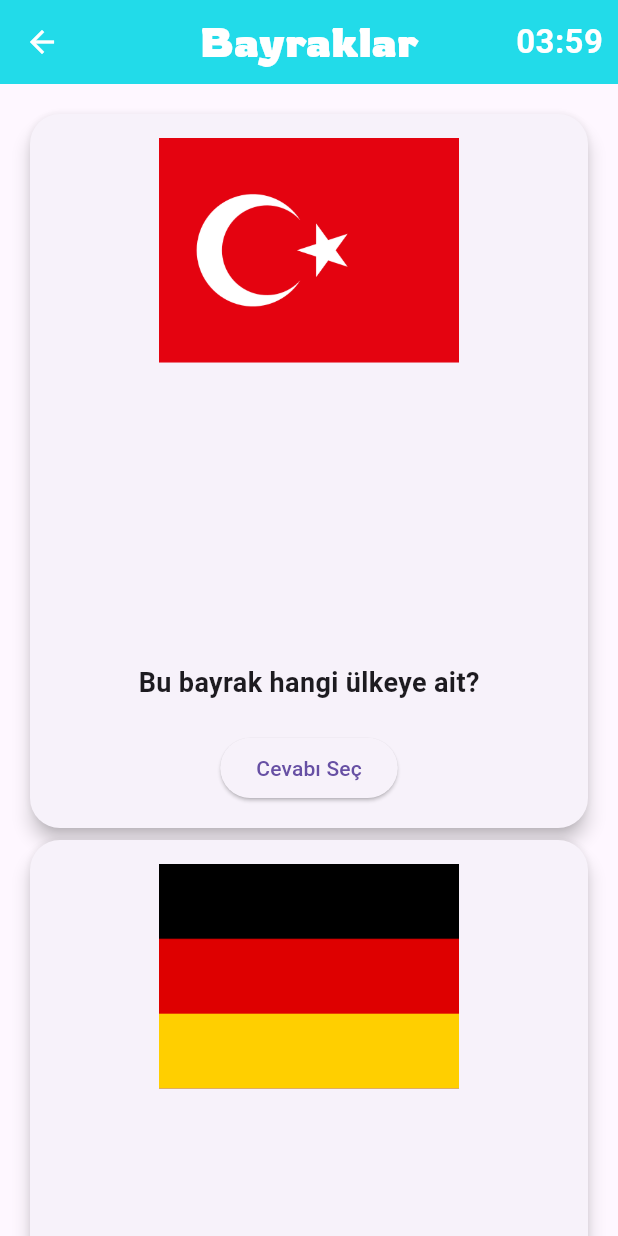
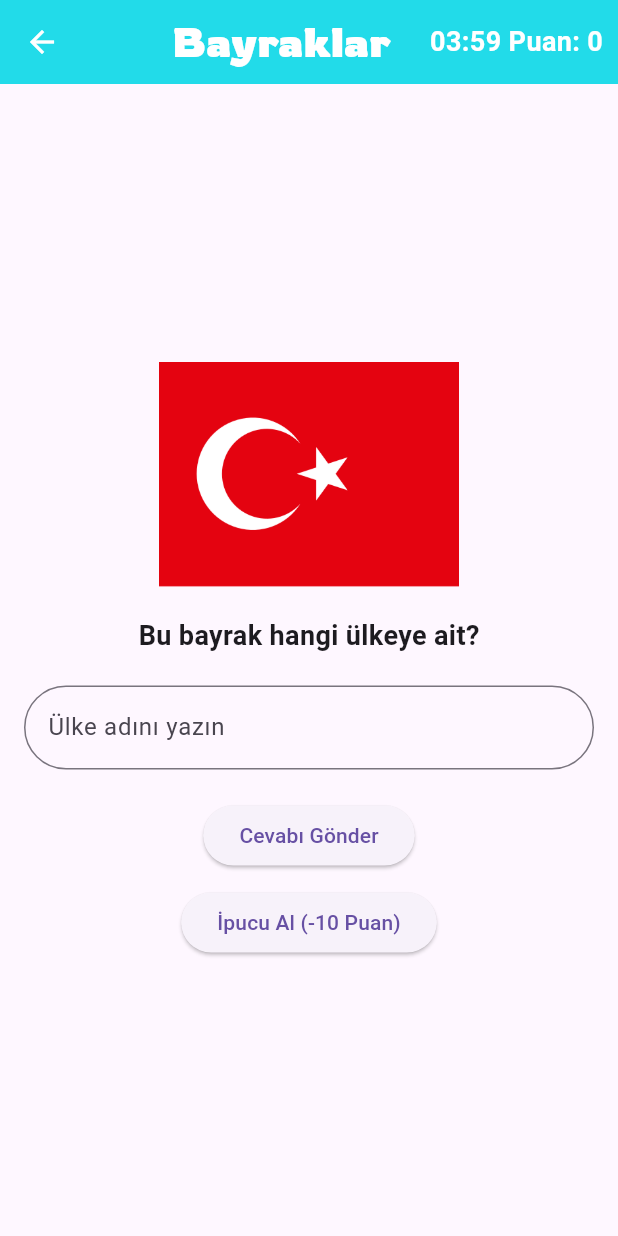
Before and after one commit to esraayigit/globaLords, a Flutter app: the Bayraklar screen opened directly, on a phone screen of 412 x 824 dp. Run offline on Flutter 3.47's test engine with Material 3 defaults, Android fonts, the light colour scheme and no system bars.

Commit message:
bayraklar ve log in sf guncellendi

```diff
--- a/lib/bayraklar.dart
+++ b/lib/bayraklar.dart
@@ -11,6 +11,18 @@ class Bayraklar extends StatefulWidget {
 class _BayraklarState extends State<Bayraklar> {
   int remainingTime = 240; // 4 dakika (240 saniye)
   late Timer _timer;
+  int score = 0;
+  int currentQuestionIndex = 0;
+  bool hintUsed = false;
+  TextEditingController answerController = TextEditingController();
+
+  final List<Map<String, dynamic>> questions = [
+    {"image": "assets/images/bayraklar/turkiye.png", "answer": "Türkiye", "hint": "Kurucusu Ulu Önder Gazi Mustafa Kemal Atatürk'tür."},
+    {"image": "assets/images/bayraklar/almanya.png", "answer": "Almanya", "hint": "Başkenti Berlin'dir."},
+    {"image": "assets/images/bayraklar/italya.png", "answer": "İtalya", "hint": "Ünlü pizzalarıyla tanınır."},
+    {"image": "assets/images/bayraklar/portekiz.png", "answer": "Portekiz", "hint": "Cristiano Ronaldo'nun ülkesidir."},
+    {"image": "assets/images/bayraklar/arjantin.png", "answer": "Arjantin", "hint": "Messi'nin doğduğu ülkedir."},
+  ];
 
   @override
   void initState() {
@@ -36,7 +48,7 @@ class _BayraklarState extends State<Bayraklar> {
       context: context,
       builder: (context) => AlertDialog(
         title: Text("Süreniz Doldu!"),
-        content: Text("Süreniz sona erdi, tekrar denemek ister misiniz?"),
+        content: Text("Toplam Puanınız: $score\nTekrar denemek ister misiniz?"),
         actions: [
           TextButton(
             onPressed: () {
@@ -48,16 +60,78 @@ class _BayraklarState extends State<Bayraklar> {
           TextButton(
             onPressed: () {
               Navigator.pop(context);
-              setState(() {
-                remainingTime = 240;
-                startTimer();
-              });
+              restartGame();
             },
             child: Text("Tekrar Dene"),
           ),
         ],
       ),
     );
+  }
+
+  void restartGame() {
+    setState(() {
+      remainingTime = 240;
+      score = 0;
+      currentQuestionIndex = 0;
+      hintUsed = false;
+      answerController.clear();
+      startTimer();
+    });
+  }
+
+  void checkAnswer() {
+    String userAnswer = answerController.text.trim().toLowerCase();
+    String correctAnswer = questions[currentQuestionIndex]["answer"].toString().toLowerCase();
+
+    if (userAnswer == correctAnswer) {
+      setState(() {
+        score += 20;
+      });
+    }
+
+    moveToNextQuestion();
+  }
+
+  void moveToNextQuestion() {
+    if (currentQuestionIndex < questions.length - 1) {
+      setState(() {
+        currentQuestionIndex++;
+        hintUsed = false;
+        answerController.clear();
+      });
+    } else {
+      _timer.cancel();
+      showGameOverScreen();
+    }
+  }
+
+  void showGameOverScreen() {
+    showDialog(
+      context: context,
+      builder: (context) => AlertDialog(
+        title: Text("Oyun Bitti!"),
+        content: Text("Toplam Puanınız: $score"),
+        actions: [
+          TextButton(
+            onPressed: () {
+              Navigator.pop(context);
+              restartGame();
+            },
+            child: Text("Tekrar Oyna"),
+          ),
+        ],
+      ),
+    );
+  }
+
+  void useHint() {
+    if (!hintUsed) {
+      setState(() {
+        score -= 10;
+        hintUsed = true;
+      });
+    }
   }
 
   @override
@@ -79,47 +153,49 @@ class _BayraklarState extends State<Bayraklar> {
             padding: const EdgeInsets.all(10.0),
             child: Center(
               child: Text(
-                "${(remainingTime ~/ 60).toString().padLeft(2, '0')}:${(remainingTime % 60).toString().padLeft(2, '0')}",
-                style: TextStyle(fontSize: 22, fontWeight: FontWeight.bold, color: Colors.white),
+                "${(remainingTime ~/ 60).toString().padLeft(2, '0')}:${(remainingTime % 60).toString().padLeft(2, '0')} Puan: $score",
+                style: TextStyle(fontSize: 18, fontWeight: FontWeight.bold, color: Colors.white),
               ),
             ),
           ),
         ],
       ),
-      body: ListView(
+      body: Padding(
         padding: EdgeInsets.all(16),
-        children: [
-          quizCard("assets/images/bayraklar/turkiye.png", "Bu bayrak hangi ülkeye ait?"),
-          quizCard("assets/images/bayraklar/almanya.png", "Bu bayrak hangi ülkeye ait?"),
-          quizCard("assets/images/bayraklar/italya.png", "Bu bayrak hangi ülkeye ait?"),
-          quizCard("assets/images/bayraklar/portekiz.png", "Bu bayrak hangi ülkeye ait?"),
-          quizCard("assets/images/bayraklar/arjantin.png", "Bu bayrak hangi ülkeye ait?"),
-          quizCard("assets/images/bayraklar/yunanistan.png", "Bu bayrak hangi ülkeye ait?"),
-          quizCard("assets/images/bayraklar/finlandiya.png", "Bu bayrak hangi ülkeye ait?"),
-          quizCard("assets/images/bayraklar/hindistan.png", "Bu bayrak hangi ülkeye ait?"),
-          quizCard("assets/images/bayraklar/meksika.png", "Bu bayrak hangi ülkeye ait?"),
-          quizCard("assets/images/bayraklar/avustralya.png", "Bu bayrak hangi ülkeye ait?"),
-          quizCard("assets/images/bayraklar/yenizelanda.png", "Bu bayrak hangi ülkeye ait?"),
-          quizCard("assets/images/bayraklar/polonya.png", "Bu bayrak hangi ülkeye ait?"),
-          quizCard("assets/images/bayraklar/endonezya.png", "Bu bayrak hangi ülkeye ait?"),
-        ],
-      ),
-    );
-  }
-
-  Widget quizCard(String imagePath, String question) {
-    return Card(
-      shape: RoundedRectangleBorder(borderRadius: BorderRadius.circular(20)),
-      elevation: 5,
-      child: Padding(
-        padding: const EdgeInsets.all(16.0),
         child: Column(
+          mainAxisAlignment: MainAxisAlignment.center,
           children: [
-            Image.asset(imagePath, height: 150, width: 200, fit: BoxFit.cover),
-            SizedBox(height: 200),
-            Text(question, style: TextStyle(fontSize: 18, fontWeight: FontWeight.bold)),
+            Image.asset(questions[currentQuestionIndex]["image"], height: 150, width: 200, fit: BoxFit.cover),
             SizedBox(height: 20),
-            ElevatedButton(onPressed: () {}, child: Text("Cevabı Seç"))
+            Text("Bu bayrak hangi ülkeye ait?", style: TextStyle(fontSize: 18, fontWeight: FontWeight.bold)),
+            SizedBox(height: 20),
+            TextField(
+              controller: answerController,
+              decoration: InputDecoration(
+                hintText: "Ülke adını yazın",
+                border: OutlineInputBorder(
+                  borderRadius: BorderRadius.circular(30.0),
+                  borderSide: BorderSide(
+                    color: Colors.white, // Beyaz renk
+                    width: 2.0,
+                  ),
+                ),
+              ),
+            ),
+            SizedBox(height: 20),
+            ElevatedButton(onPressed: checkAnswer, child: Text("Cevabı Gönder")),
+            SizedBox(height: 10),
+            ElevatedButton(
+              onPressed: useHint,
+              child: Text("İpucu Al (-10 Puan)"),
+            ),
+            if (hintUsed) Padding(
+              padding: const EdgeInsets.all(8.0),
+              child: Text(
+                questions[currentQuestionIndex]["hint"],
+                style: TextStyle(fontSize: 16, fontWeight: FontWeight.bold, color: Colors.red),
+              ),
+            ),
           ],
         ),
       ),
```
Also changed, not shown: lib/baslangic.dart (+69 -9 lines).
